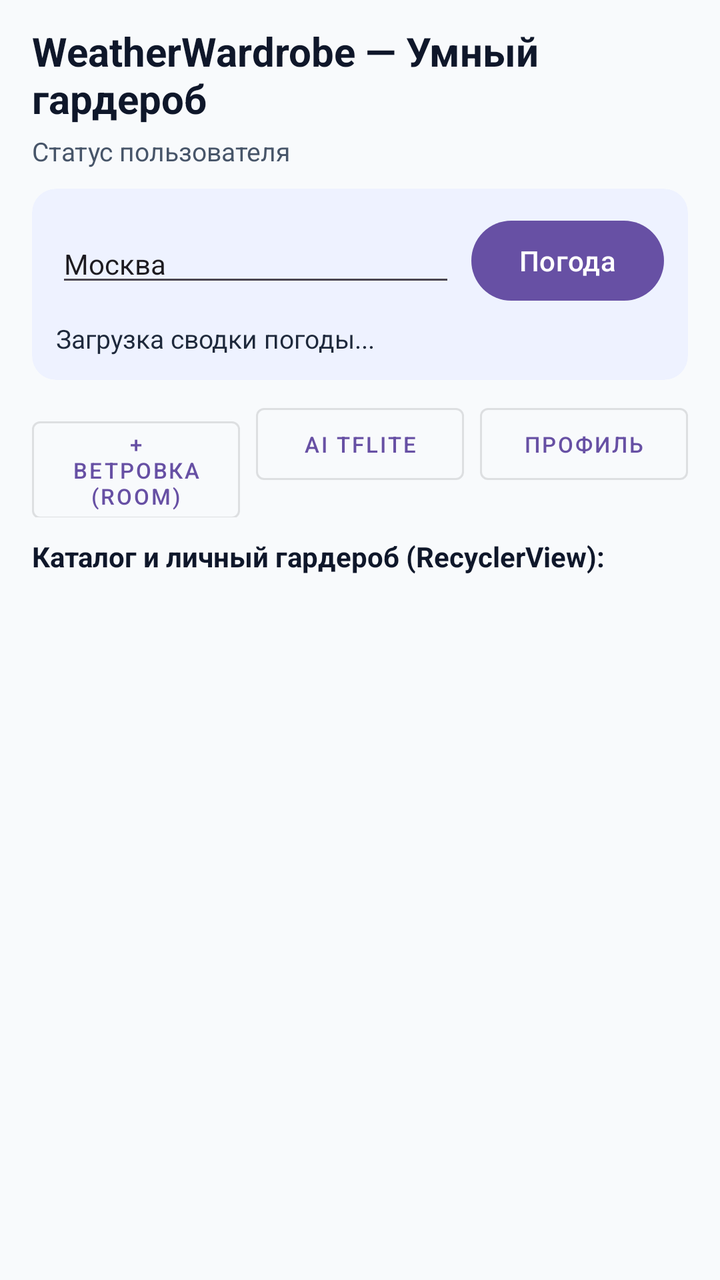
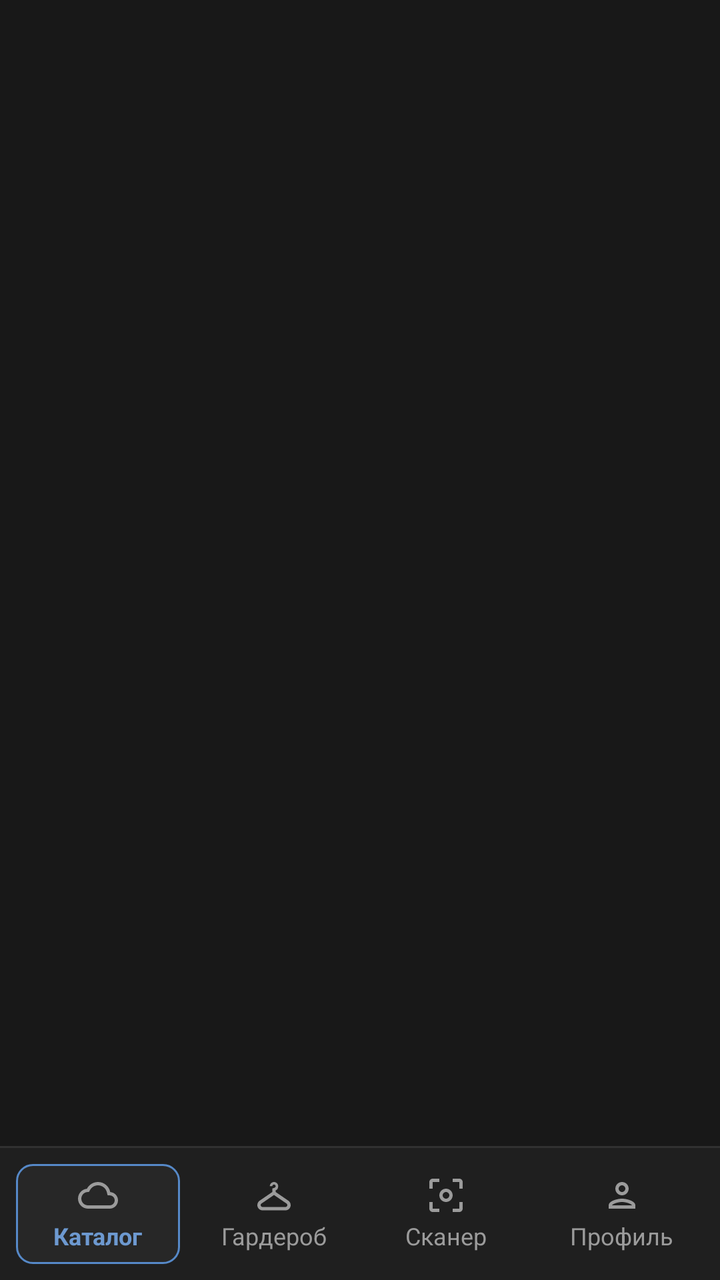

Compare the two renders of this Android layout. The source of the first and the diff that turns it into the second are given below.
<!-- AndroidManifest.xml: application theme Theme.WeatherWardrobe -->
<!-- res/layout/activity_main.xml -->
<?xml version="1.0" encoding="utf-8"?>
<LinearLayout xmlns:android="http://schemas.android.com/apk/res/android"
    xmlns:app="http://schemas.android.com/apk/res-auto"
    android:layout_width="match_parent"
    android:layout_height="match_parent"
    android:background="#F8FAFC"
    android:fitsSystemWindows="true"
    android:orientation="vertical"
    android:paddingHorizontal="16dp"
    android:paddingTop="12dp"
    android:paddingBottom="8dp">

    <TextView
        android:id="@+id/textViewTitle"
        android:layout_width="match_parent"
        android:layout_height="wrap_content"
        android:text="WeatherWardrobe — Умный гардероб"
        android:textColor="#0F172A"
        android:textSize="20sp"
        android:textStyle="bold" />

    <TextView
        android:id="@+id/textViewUserStatus"
        android:layout_width="match_parent"
        android:layout_height="wrap_content"
        android:layout_marginTop="4dp"
        android:text="Статус пользователя"
        android:textColor="#475569"
        android:textSize="13sp" />

    <androidx.cardview.widget.CardView
        android:layout_width="match_parent"
        android:layout_height="wrap_content"
        android:layout_marginTop="10dp"
        app:cardBackgroundColor="#EEF2FF"
        app:cardCornerRadius="12dp"
        app:cardElevation="0dp">

        <LinearLayout
            android:layout_width="match_parent"
            android:layout_height="wrap_content"
            android:orientation="vertical"
            android:padding="12dp">

            <LinearLayout
                android:layout_width="match_parent"
                android:layout_height="wrap_content"
                android:gravity="center_vertical"
                android:orientation="horizontal">

                <EditText
                    android:id="@+id/editTextCity"
                    android:layout_width="0dp"
                    android:layout_height="wrap_content"
                    android:layout_weight="1"
                    android:hint="Город (Москва, Сочи, Новосибирск)"
                    android:inputType="textCapWords"
                    android:text="Москва"
                    android:textSize="14sp" />

                <Button
                    android:id="@+id/buttonLoadWeather"
                    android:layout_width="wrap_content"
                    android:layout_height="wrap_content"
                    android:layout_marginStart="8dp"
                    android:text="Погода" />
            </LinearLayout>

            <TextView
                android:id="@+id/textViewOutput"
                android:layout_width="match_parent"
                android:layout_height="wrap_content"
                android:layout_marginTop="6dp"
                android:text="Загрузка сводки погоды..."
                android:textColor="#1E293B"
                android:textSize="13sp" />
        </LinearLayout>
    </androidx.cardview.widget.CardView>

    <LinearLayout
        android:layout_width="match_parent"
        android:layout_height="wrap_content"
        android:layout_marginTop="8dp"
        android:orientation="horizontal">

        <Button
            android:id="@+id/buttonSaveWardrobe"
            style="@style/Widget.MaterialComponents.Button.OutlinedButton"
            android:layout_width="0dp"
            android:layout_height="wrap_content"
            android:layout_marginEnd="4dp"
            android:layout_weight="1"
            android:text="+ Ветровка (Room)"
            android:textSize="11sp" />

        <Button
            android:id="@+id/buttonRecognizePhoto"
            style="@style/Widget.MaterialComponents.Button.OutlinedButton"
            android:layout_width="0dp"
            android:layout_height="wrap_content"
            android:layout_marginHorizontal="4dp"
            android:layout_weight="1"
            android:text="AI TFLite"
            android:textSize="11sp" />

        <Button
            android:id="@+id/buttonBackToAuth"
            style="@style/Widget.MaterialComponents.Button.OutlinedButton"
            android:layout_width="0dp"
            android:layout_height="wrap_content"
            android:layout_marginStart="4dp"
            android:layout_weight="1"
            android:text="Профиль"
            android:textSize="11sp" />
    </LinearLayout>

    <TextView
        android:id="@+id/textViewListHeader"
        android:layout_width="match_parent"
        android:layout_height="wrap_content"
        android:layout_marginTop="10dp"
        android:layout_marginBottom="4dp"
        android:text="Каталог и личный гардероб (RecyclerView):"
        android:textColor="#0F172A"
        android:textSize="14sp"
        android:textStyle="bold" />

    <androidx.recyclerview.widget.RecyclerView
        android:id="@+id/recyclerViewClothing"
        android:layout_width="match_parent"
        android:layout_height="0dp"
        android:layout_weight="1"
        android:clipToPadding="false"
        android:paddingBottom="8dp" />

</LinearLayout>
<!-- resources referenced by this layout -->
<resources>
  <style name="Theme.WeatherWardrobe" parent="Base.Theme.WeatherWardrobe" />
  <style name="Base.Theme.WeatherWardrobe" parent="Theme.Material3.DayNight.NoActionBar">
      </style>
</resources>

<!-- the commit's change to res/layout/activity_main.xml (unified diff, before → after) -->
@@ -1,136 +1,158 @@
 <?xml version="1.0" encoding="utf-8"?>
 <LinearLayout xmlns:android="http://schemas.android.com/apk/res/android"
-    xmlns:app="http://schemas.android.com/apk/res-auto"
     android:layout_width="match_parent"
     android:layout_height="match_parent"
-    android:background="#F8FAFC"
+    android:background="@color/surface_primary"
     android:fitsSystemWindows="true"
-    android:orientation="vertical"
-    android:paddingHorizontal="16dp"
-    android:paddingTop="12dp"
-    android:paddingBottom="8dp">
+    android:orientation="vertical">
 
-    <TextView
-        android:id="@+id/textViewTitle"
+    <androidx.fragment.app.FragmentContainerView
+        android:id="@+id/fragmentContainerView"
+        android:layout_width="match_parent"
+        android:layout_height="0dp"
+        android:layout_weight="1" />
+
+    
+    <LinearLayout
         android:layout_width="match_parent"
         android:layout_height="wrap_content"
-        android:text="WeatherWardrobe — Умный гардероб"
-        android:textColor="#0F172A"
-        android:textSize="20sp"
-        android:textStyle="bold" />
+        android:background="@color/surface_primary_subtle"
+        android:orientation="vertical">
 
-    <TextView
-        android:id="@+id/textViewUserStatus"
-        android:layout_width="match_parent"
-        android:layout_height="wrap_content"
-        android:layout_marginTop="4dp"
-        android:text="Статус пользователя"
-        android:textColor="#475569"
-        android:textSize="13sp" />
-
-    <androidx.cardview.widget.CardView
-        android:layout_width="match_parent"
-        android:layout_height="wrap_content"
-        android:layout_marginTop="10dp"
-        app:cardBackgroundColor="#EEF2FF"
-        app:cardCornerRadius="12dp"
-        app:cardElevation="0dp">
+        <View
+            android:layout_width="match_parent"
+            android:layout_height="1dp"
+            android:background="@color/border_primary" />
 
         <LinearLayout
             android:layout_width="match_parent"
             android:layout_height="wrap_content"
-            android:orientation="vertical"
-            android:padding="12dp">
+            android:orientation="horizontal"
+            android:padding="8dp">
 
+            
             <LinearLayout
-                android:layout_width="match_parent"
-                android:layout_height="wrap_content"
-                android:gravity="center_vertical"
-                android:orientation="horizontal">
+                android:id="@+id/tabCatalog"
+                android:layout_width="0dp"
+                android:layout_height="50dp"
+                android:layout_marginEnd="4dp"
+                android:layout_weight="1"
+                android:background="@drawable/bg_tab_active"
+                android:clickable="true"
+                android:focusable="true"
+                android:gravity="center"
+                android:orientation="vertical"
+                android:padding="4dp">
 
-                <EditText
-                    android:id="@+id/editTextCity"
-                    android:layout_width="0dp"
-                    android:layout_height="wrap_content"
-                    android:layout_weight="1"
-                    android:hint="Город (Москва, Сочи, Новосибирск)"
-                    android:inputType="textCapWords"
-                    android:text="Москва"
-                    android:textSize="14sp" />
+                <ImageView
+                    android:id="@+id/iconTabCatalog"
+                    android:layout_width="20dp"
+                    android:layout_height="20dp"
+                    android:contentDescription="@string/app_name"
+                    android:src="@drawable/ic_nav_catalog" />
 
-                <Button
-                    android:id="@+id/buttonLoadWeather"
+                <TextView
+                    android:id="@+id/textTabCatalog"
                     android:layout_width="wrap_content"
                     android:layout_height="wrap_content"
-                    android:layout_marginStart="8dp"
-                    android:text="Погода" />
+                    android:layout_marginTop="2dp"
+                    android:text="Каталог"
+                    android:textColor="@color/text_info"
+                    android:textSize="12sp"
+                    android:textStyle="bold" />
             </LinearLayout>
 
-            <TextView
-                android:id="@+id/textViewOutput"
-                android:layout_width="match_parent"
-                android:layout_height="wrap_content"
-                android:layout_marginTop="6dp"
-                android:text="Загрузка сводки погоды..."
-                android:textColor="#1E293B"
-                android:textSize="13sp" />
+            
+            <LinearLayout
+                android:id="@+id/tabWardrobe"
+                android:layout_width="0dp"
+                android:layout_height="50dp"
+                android:layout_marginHorizontal="2dp"
+                android:layout_weight="1"
+                android:clickable="true"
+                android:focusable="true"
+                android:gravity="center"
+                android:orientation="vertical"
+                android:padding="4dp">
+
+                <ImageView
+                    android:id="@+id/iconTabWardrobe"
+                    android:layout_width="20dp"
+                    android:layout_height="20dp"
+                    android:contentDescription="@string/app_name"
+                    android:src="@drawable/ic_nav_wardrobe" />
+
+                <TextView
+                    android:id="@+id/textTabWardrobe"
+                    android:layout_width="wrap_content"
+                    android:layout_height="wrap_content"
+                    android:layout_marginTop="2dp"
+                    android:text="Гардероб"
+                    android:textColor="@color/text_tertiary"
+                    android:textSize="12sp" />
+            </LinearLayout>
+
+            
+            <LinearLayout
+                android:id="@+id/tabScanner"
+                android:layout_width="0dp"
+                android:layout_height="50dp"
+                android:layout_marginHorizontal="2dp"
+                android:layout_weight="1"
+                android:clickable="true"
+                android:focusable="true"
+                android:gravity="center"
+                android:orientation="vertical"
+                android:padding="4dp">
+
+                <ImageView
+                    android:id="@+id/iconTabScanner"
+                    android:layout_width="20dp"
+                    android:layout_height="20dp"
+                    android:contentDescription="@string/app_name"
+                    android:src="@drawable/ic_nav_scanner" />
+
+                <TextView
+                    android:id="@+id/textTabScanner"
+                    android:layout_width="wrap_content"
+                    android:layout_height="wrap_content"
+                    android:layout_marginTop="2dp"
+                    android:text="Сканер"
+                    android:textColor="@color/text_tertiary"
+                    android:textSize="12sp" />
+            </LinearLayout>
+
+            
+            <LinearLayout
+                android:id="@+id/tabProfile"
+                android:layout_width="0dp"
+                android:layout_height="50dp"
+                android:layout_marginStart="4dp"
+                android:layout_weight="1"
+                android:clickable="true"
+                android:focusable="true"
+                android:gravity="center"
+                android:orientation="vertical"
+                android:padding="4dp">
+
+                <ImageView
+                    android:id="@+id/iconTabProfile"
+                    android:layout_width="20dp"
+                    android:layout_height="20dp"
+                    android:contentDescription="@string/app_name"
+                    android:src="@drawable/ic_nav_profile" />
+
+                <TextView
+                    android:id="@+id/textTabProfile"
+                    android:layout_width="wrap_content"
+                    android:layout_height="wrap_content"
+                    android:layout_marginTop="2dp"
+                    android:text="Профиль"
+                    android:textColor="@color/text_tertiary"
+                    android:textSize="12sp" />
+            </LinearLayout>
+
         </LinearLayout>
-    </androidx.cardview.widget.CardView>
-
-    <LinearLayout
-        android:layout_width="match_parent"
-        android:layout_height="wrap_content"
-        android:layout_marginTop="8dp"
-        android:orientation="horizontal">
-
-        <Button
-            android:id="@+id/buttonSaveWardrobe"
-            style="@style/Widget.MaterialComponents.Button.OutlinedButton"
-            android:layout_width="0dp"
-            android:layout_height="wrap_content"
-            android:layout_marginEnd="4dp"
-            android:layout_weight="1"
-            android:text="+ Ветровка (Room)"
-            android:textSize="11sp" />
-
-        <Button
-            android:id="@+id/buttonRecognizePhoto"
-            style="@style/Widget.MaterialComponents.Button.OutlinedButton"
-            android:layout_width="0dp"
-            android:layout_height="wrap_content"
-            android:layout_marginHorizontal="4dp"
-            android:layout_weight="1"
-            android:text="AI TFLite"
-            android:textSize="11sp" />
-
-        <Button
-            android:id="@+id/buttonBackToAuth"
-            style="@style/Widget.MaterialComponents.Button.OutlinedButton"
-            android:layout_width="0dp"
-            android:layout_height="wrap_content"
-            android:layout_marginStart="4dp"
-            android:layout_weight="1"
-            android:text="Профиль"
-            android:textSize="11sp" />
     </LinearLayout>
 
-    <TextView
-        android:id="@+id/textViewListHeader"
-        android:layout_width="match_parent"
-        android:layout_height="wrap_content"
-        android:layout_marginTop="10dp"
-        android:layout_marginBottom="4dp"
-        android:text="Каталог и личный гардероб (RecyclerView):"
-        android:textColor="#0F172A"
-        android:textSize="14sp"
-        android:textStyle="bold" />
-
-    <androidx.recyclerview.widget.RecyclerView
-        android:id="@+id/recyclerViewClothing"
-        android:layout_width="match_parent"
-        android:layout_height="0dp"
-        android:layout_weight="1"
-        android:clipToPadding="false"
-        android:paddingBottom="8dp" />
-
 </LinearLayout>
<!-- resource entries referenced after the edit -->
@@ -1,7 +1,67 @@
 <!-- resources referenced by this layout -->
 <resources>
+  <color name="border_primary">#313131</color>
+  <color name="surface_primary">#181818</color>
+  <color name="surface_primary_subtle">#1F1F1F</color>
+  <color name="text_info">#6D99D0</color>
+  <color name="text_tertiary">#9B9B9B</color>
+  <!-- drawable bg_tab_active (drawable) -->
+  <?xml version="1.0" encoding="utf-8"?>
+  <shape xmlns:android="http://schemas.android.com/apk/res/android">
+      <solid android:color="@color/surface_secondary" />
+      <stroke
+          android:width="1dp"
+          android:color="@color/border_action_primary" />
+      <corners android:radius="8dp" />
+  </shape>
+  <!-- drawable ic_nav_catalog (drawable) -->
+  <vector xmlns:android="http://schemas.android.com/apk/res/android"
+      android:width="20dp"
+      android:height="20dp"
+      android:viewportWidth="24"
+      android:viewportHeight="24">
+      <path
+          android:fillColor="#9B9B9B"
+          android:pathData="M19.35,10.04C18.67,6.59 15.64,4 12,4 9.11,4 6.6,5.64 5.35,8.04 2.34,8.36 0,10.91 0,14c0,3.31 2.69,6 6,6h13c2.76,0 5,-2.24 5,-5 0,-2.64 -2.05,-4.78 -4.65,-4.96zM19,18H6c-2.21,0 -4,-1.79 -4,-4 0,-2.05 1.53,-3.76 3.56,-3.97l1.07,-0.11 0.5,-0.95C8.08,7.14 9.94,6 12,6c2.62,0 4.88,1.86 5.39,4.43l0.3,1.5 1.53,0.11c1.56,0.1 2.78,1.41 2.78,2.96 0,1.65 -1.35,3 -3,3z" />
+  </vector>
+  <!-- drawable ic_nav_profile (drawable) -->
+  <vector xmlns:android="http://schemas.android.com/apk/res/android"
+      android:width="20dp"
+      android:height="20dp"
+      android:viewportWidth="24"
+      android:viewportHeight="24">
+      <path
+          android:fillColor="#9B9B9B"
+          android:pathData="M12,12c2.21,0 4,-1.79 4,-4s-1.79,-4 -4,-4 -4,1.79 -4,4 1.79,4 4,4zM12,6c1.1,0 2,0.9 2,2s-0.9,2 -2,2 -2,-0.9 -2,-2 0.9,-2 2,-2zM12,14c-2.67,0 -8,1.34 -8,4v2h16v-2c0,-2.66 -5.33,-4 -8,-4zM6,18c0.22,-0.72 3.31,-2 6,-2 2.7,0 5.8,1.29 6,2H6z" />
+  </vector>
+  <!-- drawable ic_nav_scanner (drawable) -->
+  <vector xmlns:android="http://schemas.android.com/apk/res/android"
+      android:width="20dp"
+      android:height="20dp"
+      android:viewportWidth="24"
+      android:viewportHeight="24">
+      <path
+          android:fillColor="#9B9B9B"
+          android:pathData="M4,4h4V2H4C2.9,2 2,2.9 2,4v4h2V4zM20,2h-4v2h4v4h2V4C22,2.9 21.1,2 20,2zM4,16H2v4c0,1.1 0.9,2 2,2h4v-2H4V16zM20,20h-4v2h4c1.1,0 2,-0.9 2,-2v-4h-2V20zM12,8c-2.21,0 -4,1.79 -4,4s1.79,4 4,4s4,-1.79 4,-4S14.21,8 12,8zM12,14c-1.1,0 -2,-0.9 -2,-2s0.9,-2 2,-2s2,0.9 2,2S13.1,14 12,14z" />
+  </vector>
+  <!-- drawable ic_nav_wardrobe (drawable) -->
+  <vector xmlns:android="http://schemas.android.com/apk/res/android"
+      android:width="20dp"
+      android:height="20dp"
+      android:viewportWidth="24"
+      android:viewportHeight="24">
+      <path
+          android:fillColor="#9B9B9B"
+          android:pathData="M14.5,6.5C14.5,5.12 13.38,4 12,4S9.5,5.12 9.5,6.5H11C11,5.95 11.45,5.5 12,5.5s1,0.45 1,1c0,0.43 -0.27,0.8 -0.68,0.94L11,7.9V10L3.4,15.2C2.52,15.8 2,16.8 2,17.87C2,19.6 3.4,21 5.13,21h13.74C20.6,21 22,19.6 22,17.87c0,-1.07 -0.52,-2.07 -1.4,-2.67L13,10V8.96l0.22,-0.08C14.01,8.61 14.5,7.86 14.5,6.5zM18.87,19H5.13c-0.62,0 -1.13,-0.51 -1.13,-1.13c0,-0.38 0.19,-0.74 0.5,-0.95L12,11.8l7.5,5.12c0.31,0.21 0.5,0.57 0.5,0.95C20,18.49 19.49,19 18.87,19z" />
+  </vector>
+  <string name="app_name">WeatherWardrobe</string>
   <style name="Theme.WeatherWardrobe" parent="Base.Theme.WeatherWardrobe" />
-  <style name="Base.Theme.WeatherWardrobe" parent="Theme.Material3.DayNight.NoActionBar">
+  <color name="surface_secondary">#272727</color>
+  <color name="border_action_primary">#5689C8</color>
+  <style name="Base.Theme.WeatherWardrobe" parent="Theme.Material3.Dark.NoActionBar">
+          <item name="android:statusBarColor">@color/surface_primary_subtle</item>
+          <item name="android:navigationBarColor">@color/surface_primary_subtle</item>
+          <item name="android:windowBackground">@color/surface_primary</item>
       </style>
 </resources>
 
